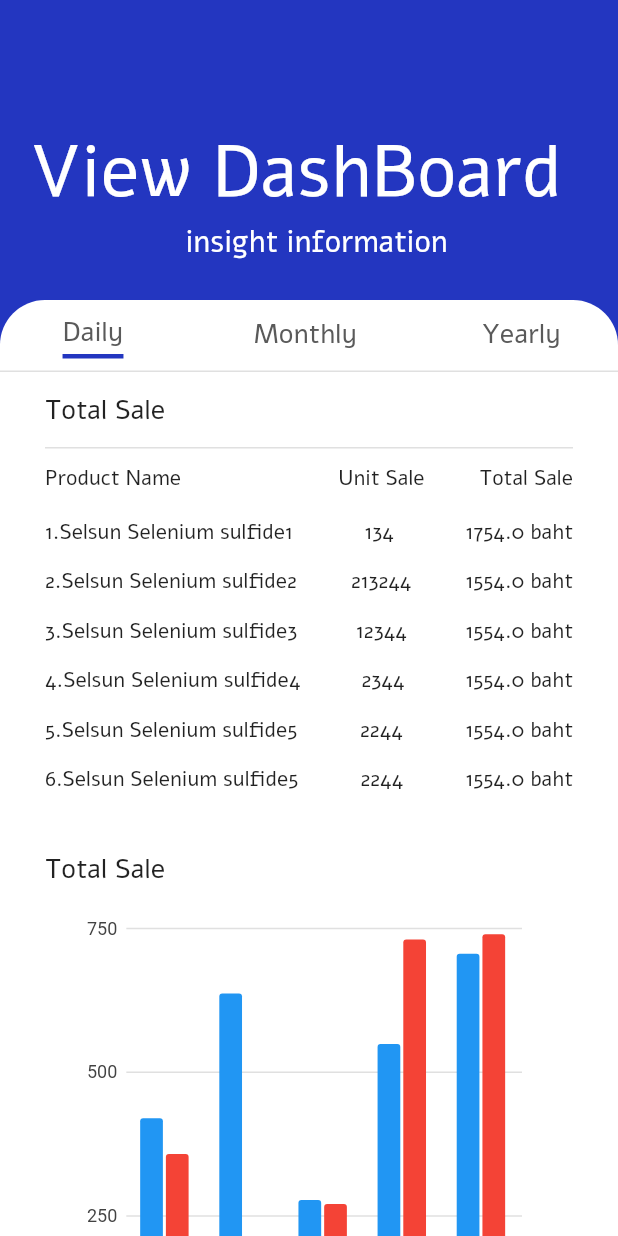
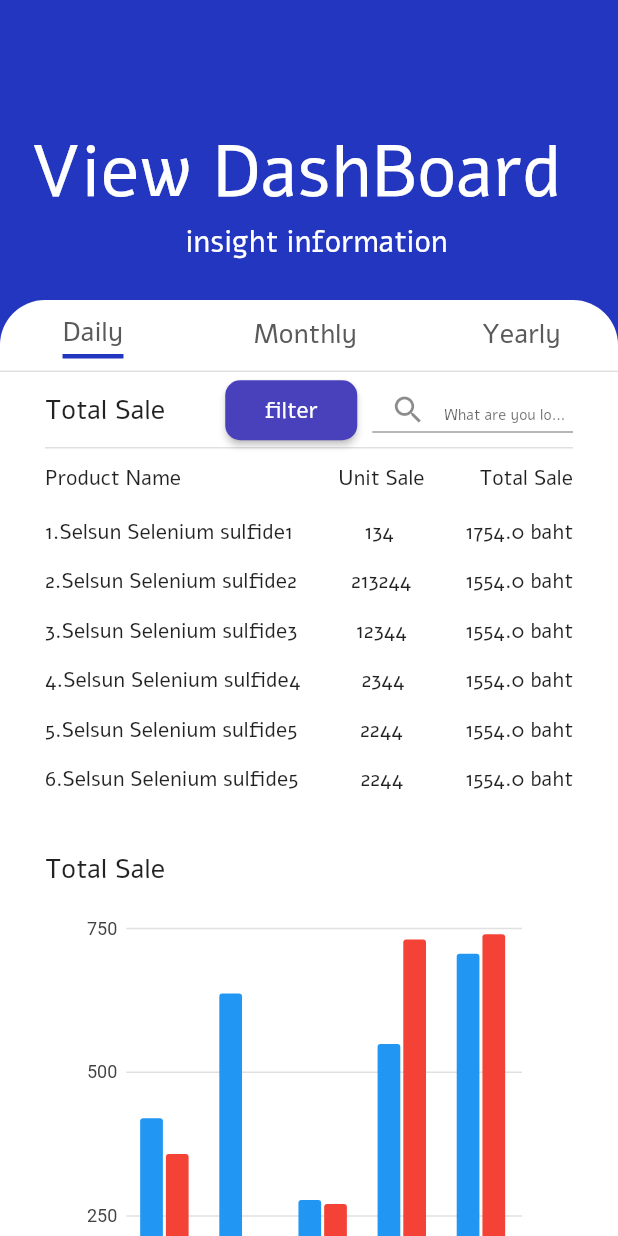
Before and after one commit to CSC234/Memby-application, a Flutter app: the ViewAll screen opened directly, on a phone screen of 412 x 824 dp. Run offline on Flutter 3.47's test engine with Material 2 defaults, Android fonts, the phone set to English and light mode, and no system bars; drawn by our look-alikes of overlay_support; our stand-ins replace bottom_navy_bar, charts_flutter, cloud_firestore, dotted_decoration, firebase_auth, firebase_core and 5 more; missing offline and left inert: dart:ffi, flutter_auth_buttons; accounts and stored records are empty; network calls fail.

Commit message:
[ADD] filter (only button)

```diff
--- a/lib/components/viewAll.dart
+++ b/lib/components/viewAll.dart
@@ -299,6 +299,59 @@ class _ViewAllState extends State<ViewAll> {
                                                                   fontSize:
                                                                       18)),
                                                         ),
+                                                        Padding(
+                                                            padding:
+                                                                const EdgeInsets
+                                                                        .only(
+                                                                    left: 40,
+                                                                    right: 10),
+                                                            child: RaisedButton(
+                                                                shape: RoundedRectangleBorder(
+                                                                    borderRadius:
+                                                                        BorderRadius.circular(
+                                                                            10)),
+                                                                child: Text(
+                                                                  'filter',
+                                                                  style:
+                                                                      TextStyle(
+                                                                    fontSize:
+                                                                        15,
+                                                                    fontFamily:
+                                                                        'Alef-Regular',
+                                                                  ),
+                                                                ),
+                                                                color: Color(
+                                                                    0xFF4941BB),
+                                                                textColor:
+                                                                    Colors
+                                                                        .white,
+                                                                padding: EdgeInsets
+                                                                    .symmetric(
+                                                                        horizontal:
+                                                                            10,
+                                                                        vertical:
+                                                                            10),
+                                                                onPressed:
+                                                                    () {})),
+                                                        Expanded(
+                                                          child: SizedBox(
+                                                            height: 30,
+                                                            child: TextField(
+                                                              decoration:
+                                                                  InputDecoration(
+                                                                prefixIcon:
+                                                                    Icon(Icons
+                                                                        .search),
+                                                                hintText:
+                                                                    'What are you looking for?',
+                                                                hintStyle:
+                                                                    TextStyle(
+                                                                        fontSize:
+                                                                            10),
+                                                              ),
+                                                            ),
+                                                          ),
+                                                        ),
                                                       ],
                                                     ),
                                                     Divider(
```
